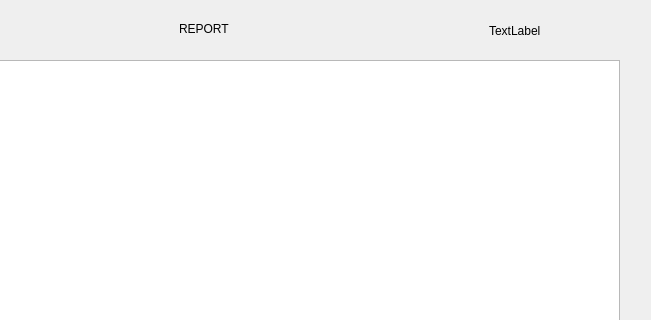
Before: the Qt Designer form reportdisplay.ui in hummushaman/EOBCproject, drawn with Qt 5; both pictures show x 201 to 852 and y 0 to 320 of the 852 by 417 pixel window.
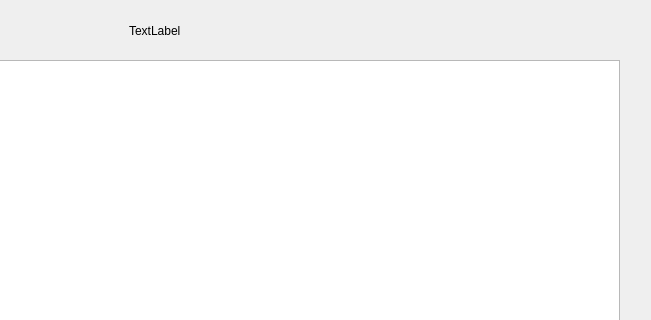
After: the same form once the commit is applied.

Commit message: did most of report

Patch:
```diff
--- a/reportdisplay.ui
+++ b/reportdisplay.ui
@@ -27,25 +27,12 @@
      <string>TextLabel</string>
     </property>
    </widget>
-   <widget class="QLabel" name="what">
-    <property name="geometry">
-     <rect>
-      <x>380</x>
-      <y>20</y>
-      <width>62</width>
-      <height>17</height>
-     </rect>
-    </property>
-    <property name="text">
-     <string>REPORT</string>
-    </property>
-   </widget>
    <widget class="QLabel" name="to">
     <property name="geometry">
      <rect>
-      <x>690</x>
+      <x>330</x>
       <y>20</y>
-      <width>131</width>
+      <width>481</width>
       <height>21</height>
      </rect>
     </property>
```
The commit also changes 6 other files.
